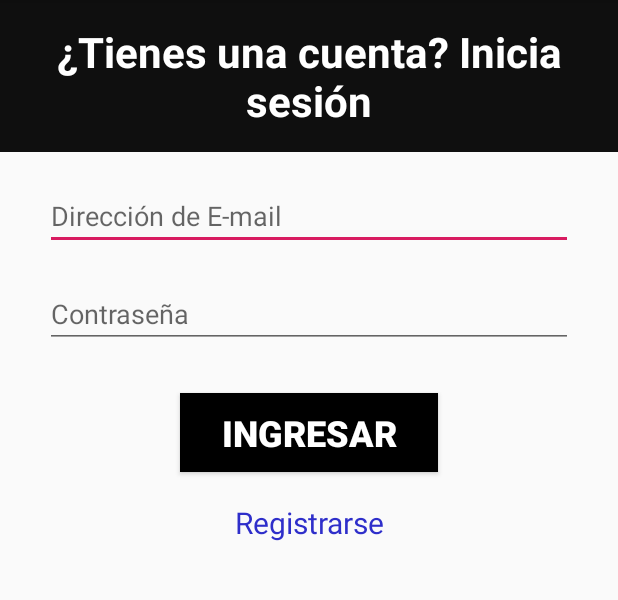
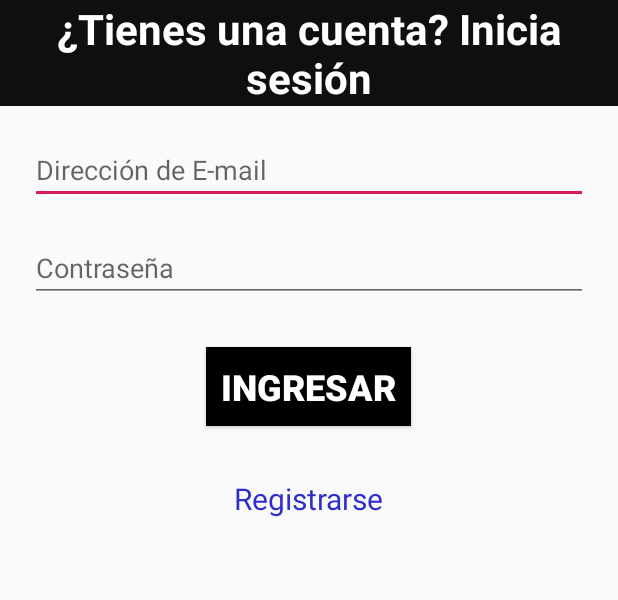
Before and after one commit to Jonatlop07/BookInPopOutMobile, an Android app: the screen it shows after launch (MainActivity), on a phone screen of 412 x 824 dp, the part 84-684 px from its top. Run offline under Robolectric (Android 15) with nearby library versions, the phone set to English and light mode, and no system bars.

Commit message:
De Linear a Constraint Layout

```diff
--- a/app/src/main/res/layout/activity_main.xml
+++ b/app/src/main/res/layout/activity_main.xml
@@ -1,52 +1,64 @@
 <?xml version="1.0" encoding="utf-8"?>
-<LinearLayout xmlns:android="http://schemas.android.com/apk/res/android"
-              xmlns:tools="http://schemas.android.com/tools"
-              android:layout_width="match_parent"
-              android:layout_height="match_parent"
-              tools:context=".MainActivity"
-              android:orientation="vertical">
+<androidx.constraintlayout.widget.ConstraintLayout
+        xmlns:android="http://schemas.android.com/apk/res/android"
+        xmlns:tools="http://schemas.android.com/tools"
+        xmlns:app="http://schemas.android.com/apk/res-auto"
+        android:layout_width="match_parent"
+        android:layout_height="match_parent"
+        tools:context=".MainActivity">
+
     <TextView
+            android:id="@+id/textView"
             android:layout_width="match_parent"
             android:layout_height="wrap_content"
-            android:background="#0F0F0F"
+            app:layout_constraintLeft_toLeftOf="parent"
+            app:layout_constraintRight_toRightOf="parent"
+            app:layout_constraintTop_toTopOf="parent"
+            app:layout_constraintHorizontal_bias="0.0"
+            android:layout_marginBottom="20dp"
+            app:layout_constraintBottom_toTopOf="@+id/ingresa_correo"
             android:gravity="center"
-            android:padding="15dp"
             android:text="@string/inicia_sesion"
             android:textAllCaps="false"
             android:textColor="#FFFFFF"
             android:textColorHighlight="#2E2A2A"
             android:textSize="28sp"
-            android:textStyle="bold" />
-
+            android:textStyle="bold"
+            android:background="#0F0F0F" />
     <EditText
             android:id="@+id/ingresa_correo"
             android:layout_width="match_parent"
             android:layout_height="wrap_content"
-            android:layout_marginLeft="30dp"
-            android:layout_marginTop="20dp"
-            android:layout_marginRight="30dp"
-            android:ems="10"
+            app:layout_constraintTop_toBottomOf="@+id/textView" app:layout_constraintStart_toStartOf="parent"
+            app:layout_constraintEnd_toEndOf="parent"
+            android:layout_marginLeft="20dp" android:layout_marginStart="20dp" android:layout_marginRight="20dp"
+            android:layout_marginEnd="20dp" android:layout_marginTop="20dp"
             android:hint="@string/correo"
-            android:inputType="textEmailAddress" />
+            android:inputType="textEmailAddress"
+            android:ems="10"/>
 
     <EditText
             android:id="@+id/ingresa_clave"
             android:layout_width="match_parent"
             android:layout_height="wrap_content"
-            android:layout_marginLeft="30dp"
-            android:layout_marginTop="20dp"
-            android:layout_marginRight="30dp"
-            android:ems="10"
+            app:layout_constraintStart_toStartOf="parent"
+            app:layout_constraintEnd_toEndOf="parent"
+            android:layout_marginLeft="20dp" android:layout_marginStart="20dp" android:layout_marginRight="20dp"
+            android:layout_marginEnd="20dp"
+            app:layout_constraintHorizontal_bias="0.0" android:layout_marginTop="20dp"
+            app:layout_constraintTop_toBottomOf="@+id/ingresa_correo"
             android:hint="@string/pass"
-            android:inputType="textPassword" />
-
+            android:inputType="textPassword"
+            android:ems="10" />
     <Button
             android:id="@+id/iniciar_sesion"
-            android:layout_width="match_parent"
+            android:layout_width="wrap_content"
             android:layout_height="wrap_content"
-            android:layout_marginLeft="120dp"
             android:layout_marginTop="30dp"
-            android:layout_marginRight="120dp"
+            app:layout_constraintTop_toBottomOf="@+id/ingresa_clave" app:layout_constraintStart_toStartOf="parent"
+            android:layout_marginLeft="161dp" android:layout_marginStart="161dp"
+            app:layout_constraintEnd_toEndOf="parent" android:layout_marginEnd="162dp"
+            android:layout_marginRight="162dp"
             android:background="#000000"
             android:onClick="iniciarSesion"
             android:padding="10dp"
@@ -54,20 +66,19 @@
             android:textColor="#FFFFFF"
             android:textColorHighlight="#000000"
             android:textSize="24sp"
-            android:textStyle="bold" />
-
+            android:textStyle="bold"/>
     <TextView
             android:id="@+id/tv_Registrese"
-            android:layout_width="match_parent"
+            android:layout_width="wrap_content"
             android:layout_height="wrap_content"
-            android:layout_marginLeft="110dp"
-            android:layout_marginTop="20dp"
-            android:layout_marginRight="110dp"
-            android:gravity="center"
+            app:layout_constraintStart_toStartOf="parent" android:layout_marginLeft="176dp"
+            android:layout_marginStart="176dp" app:layout_constraintEnd_toEndOf="parent"
+            android:layout_marginEnd="176dp" android:layout_marginRight="176dp" android:layout_marginTop="20dp"
+            app:layout_constraintTop_toBottomOf="@+id/iniciar_sesion" android:layout_marginBottom="408dp"
+            app:layout_constraintBottom_toBottomOf="parent"
             android:onClick="irVentanaRegistro"
             android:text="@string/registrarse"
             android:textColor="#2E2ECA"
-            android:textSize="20sp" />
+            android:textSize="20sp"/>
 
-
-</LinearLayout>
+</androidx.constraintlayout.widget.ConstraintLayout>
```
